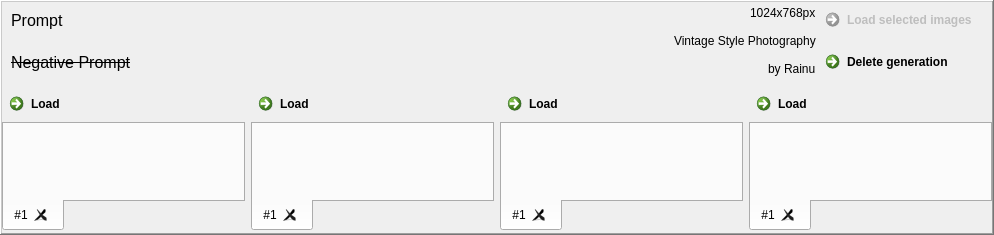
Qt form leonardo_ai/view/generation_search_item.ui (rainu/krita-leonardo-ai) before a commit.
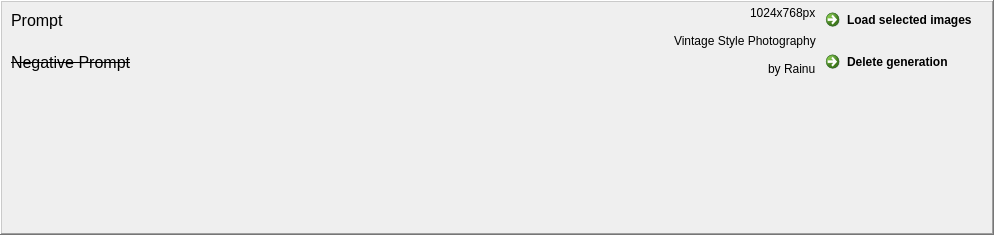
The same form after that commit. Icons and pictures are not drawn.

Commit message: generalize the generation search to enable more than 4 images per generation

The edit to the form file:
```diff
--- a/leonardo_ai/view/generation_search_item.ui
+++ b/leonardo_ai/view/generation_search_item.ui
@@ -206,9 +206,6 @@
             </property>
             <item>
              <widget class="QCommandLinkButton" name="btnLoad">
-              <property name="enabled">
-               <bool>false</bool>
-              </property>
               <property name="text">
                <string>Load selected images</string>
               </property>
@@ -253,7 +250,7 @@
         <property name="frameShadow">
          <enum>QFrame::Plain</enum>
         </property>
-        <layout class="QHBoxLayout" name="horizontalLayout_2">
+        <layout class="QGridLayout" name="gridLayout">
          <property name="leftMargin">
           <number>0</number>
          </property>
@@ -266,539 +263,9 @@
          <property name="bottomMargin">
           <number>2</number>
          </property>
-         <item>
-          <widget class="QFrame" name="frame_7">
-           <property name="frameShape">
-            <enum>QFrame::NoFrame</enum>
-           </property>
-           <property name="frameShadow">
-            <enum>QFrame::Raised</enum>
-           </property>
-           <layout class="QVBoxLayout" name="verticalLayout_6">
-            <property name="spacing">
-             <number>0</number>
-            </property>
-            <property name="leftMargin">
-             <number>0</number>
-            </property>
-            <property name="topMargin">
-             <number>0</number>
-            </property>
-            <property name="rightMargin">
-             <number>0</number>
-            </property>
-            <property name="bottomMargin">
-             <number>0</number>
-            </property>
-            <item>
-             <widget class="QFrame" name="frame_11">
-              <property name="frameShape">
-               <enum>QFrame::NoFrame</enum>
-              </property>
-              <property name="frameShadow">
-               <enum>QFrame::Raised</enum>
-              </property>
-              <layout class="QHBoxLayout" name="horizontalLayout_3">
-               <property name="leftMargin">
-                <number>0</number>
-               </property>
-               <property name="topMargin">
-                <number>0</number>
-               </property>
-               <property name="bottomMargin">
-                <number>0</number>
-               </property>
-               <item>
-                <widget class="QCommandLinkButton" name="btnGfxLoad0">
-                 <property name="text">
-                  <string>Load</string>
-                 </property>
-                 <property name="icon">
-                  <iconset theme="edit-copy"/>
-                 </property>
-                 <property name="checkable">
-                  <bool>true</bool>
-                 </property>
-                </widget>
-               </item>
-               <item>
-                <widget class="QLabel" name="lblLikeCount0">
-                 <property name="sizePolicy">
-                  <sizepolicy hsizetype="Maximum" vsizetype="Preferred">
-                   <horstretch>0</horstretch>
-                   <verstretch>0</verstretch>
-                  </sizepolicy>
-                 </property>
-                 <property name="text">
-                  <string/>
-                 </property>
-                </widget>
-               </item>
-              </layout>
-             </widget>
-            </item>
-            <item>
-             <widget class="QTabWidget" name="tabVariations0">
-              <property name="enabled">
-               <bool>true</bool>
-              </property>
-              <property name="sizePolicy">
-               <sizepolicy hsizetype="Preferred" vsizetype="Expanding">
-                <horstretch>0</horstretch>
-                <verstretch>0</verstretch>
-               </sizepolicy>
-              </property>
-              <property name="tabPosition">
-               <enum>QTabWidget::South</enum>
-              </property>
-              <property name="currentIndex">
-               <number>0</number>
-              </property>
-              <property name="tabsClosable">
-               <bool>true</bool>
-              </property>
-              <property name="movable">
-               <bool>false</bool>
-              </property>
-              <property name="tabBarAutoHide">
-               <bool>false</bool>
-              </property>
-              <widget class="QWidget" name="tab">
-               <attribute name="title">
-                <string>#1</string>
-               </attribute>
-               <layout class="QHBoxLayout" name="horizontalLayout_7">
-                <property name="spacing">
-                 <number>0</number>
-                </property>
-                <property name="leftMargin">
-                 <number>0</number>
-                </property>
-                <property name="topMargin">
-                 <number>0</number>
-                </property>
-                <property name="rightMargin">
-                 <number>0</number>
-                </property>
-                <property name="bottomMargin">
-                 <number>0</number>
-                </property>
-                <item>
-                 <widget class="QLabel" name="gfx0">
-                  <property name="sizePolicy">
-                   <sizepolicy hsizetype="Preferred" vsizetype="Expanding">
-                    <horstretch>0</horstretch>
-                    <verstretch>0</verstretch>
-                   </sizepolicy>
-                  </property>
-                  <property name="text">
-                   <string/>
-                  </property>
-                  <property name="alignment">
-                   <set>Qt::AlignCenter</set>
-                  </property>
-                 </widget>
-                </item>
-               </layout>
-              </widget>
-             </widget>
-            </item>
-           </layout>
-          </widget>
-         </item>
-         <item>
-          <widget class="QFrame" name="frame_8">
-           <property name="frameShape">
-            <enum>QFrame::NoFrame</enum>
-           </property>
-           <property name="frameShadow">
-            <enum>QFrame::Raised</enum>
-           </property>
-           <layout class="QVBoxLayout" name="verticalLayout_7">
-            <property name="spacing">
-             <number>0</number>
-            </property>
-            <property name="leftMargin">
-             <number>0</number>
-            </property>
-            <property name="topMargin">
-             <number>0</number>
-            </property>
-            <property name="rightMargin">
-             <number>0</number>
-            </property>
-            <property name="bottomMargin">
-             <number>0</number>
-            </property>
-            <item>
-             <widget class="QFrame" name="frame_12">
-              <property name="frameShape">
-               <enum>QFrame::NoFrame</enum>
-              </property>
-              <property name="frameShadow">
-               <enum>QFrame::Raised</enum>
-              </property>
-              <layout class="QHBoxLayout" name="horizontalLayout_4">
-               <property name="leftMargin">
-                <number>0</number>
-               </property>
-               <property name="topMargin">
-                <number>0</number>
-               </property>
-               <property name="bottomMargin">
-                <number>0</number>
-               </property>
-               <item>
-                <widget class="QCommandLinkButton" name="btnGfxLoad1">
-                 <property name="text">
-                  <string>Load</string>
-                 </property>
-                 <property name="icon">
-                  <iconset theme="edit-copy"/>
-                 </property>
-                 <property name="checkable">
-                  <bool>true</bool>
-                 </property>
-                </widget>
-               </item>
-               <item>
-                <widget class="QLabel" name="lblLikeCount1">
-                 <property name="sizePolicy">
-                  <sizepolicy hsizetype="Maximum" vsizetype="Preferred">
-                   <horstretch>0</horstretch>
-                   <verstretch>0</verstretch>
-                  </sizepolicy>
-                 </property>
-                 <property name="text">
-                  <string/>
-                 </property>
-                </widget>
-               </item>
-              </layout>
-             </widget>
-            </item>
-            <item>
-             <widget class="QTabWidget" name="tabVariations1">
-              <property name="sizePolicy">
-               <sizepolicy hsizetype="Preferred" vsizetype="Expanding">
-                <horstretch>0</horstretch>
-                <verstretch>0</verstretch>
-               </sizepolicy>
-              </property>
-              <property name="tabPosition">
-               <enum>QTabWidget::South</enum>
-              </property>
-              <property name="currentIndex">
-               <number>0</number>
-              </property>
-              <property name="tabsClosable">
-               <bool>true</bool>
-              </property>
-              <widget class="QWidget" name="tab_2">
-               <attribute name="title">
-                <string>#1</string>
-               </attribute>
-               <layout class="QVBoxLayout" name="verticalLayout_10">
-                <property name="spacing">
-                 <number>0</number>
-                </property>
-                <property name="leftMargin">
-                 <number>0</number>
-                </property>
-                <property name="topMargin">
-                 <number>0</number>
-                </property>
-                <property name="rightMargin">
-                 <number>0</number>
-                </property>
-                <property name="bottomMargin">
-                 <number>0</number>
-                </property>
-                <item>
-                 <widget class="QLabel" name="gfx1">
-                  <property name="sizePolicy">
-                   <sizepolicy hsizetype="Preferred" vsizetype="Expanding">
-                    <horstretch>0</horstretch>
-                    <verstretch>0</verstretch>
-                   </sizepolicy>
-                  </property>
-                  <property name="text">
-                   <string/>
-                  </property>
-                  <property name="alignment">
-                   <set>Qt::AlignCenter</set>
-                  </property>
-                 </widget>
-                </item>
-               </layout>
-              </widget>
-             </widget>
-            </item>
-           </layout>
-          </widget>
-         </item>
-         <item>
-          <widget class="QFrame" name="frame_9">
-           <property name="frameShape">
-            <enum>QFrame::NoFrame</enum>
-           </property>
-           <property name="frameShadow">
-            <enum>QFrame::Raised</enum>
-           </property>
-           <layout class="QVBoxLayout" name="verticalLayout_8">
-            <property name="spacing">
-             <number>0</number>
-            </property>
-            <property name="leftMargin">
-             <number>0</number>
-            </property>
-            <property name="topMargin">
-             <number>0</number>
-            </property>
-            <property name="rightMargin">
-             <number>0</number>
-            </property>
-            <property name="bottomMargin">
-             <number>0</number>
-            </property>
-            <item>
-             <widget class="QFrame" name="frame_13">
-              <property name="frameShape">
-               <enum>QFrame::NoFrame</enum>
-              </property>
-              <property name="frameShadow">
-               <enum>QFrame::Raised</enum>
-              </property>
-              <layout class="QHBoxLayout" name="horizontalLayout_5">
-               <property name="leftMargin">
-                <number>0</number>
-               </property>
-               <property name="topMargin">
-                <number>0</number>
-               </property>
-               <property name="bottomMargin">
-                <number>0</number>
-               </property>
-               <item>
-                <widget class="QCommandLinkButton" name="btnGfxLoad2">
-                 <property name="text">
-                  <string>Load</string>
-                 </property>
-                 <property name="icon">
-                  <iconset theme="edit-copy"/>
-                 </property>
-                 <property name="checkable">
-                  <bool>true</bool>
-                 </property>
-                </widget>
-               </item>
-               <item>
-                <widget class="QLabel" name="lblLikeCount2">
-                 <property name="sizePolicy">
-                  <sizepolicy hsizetype="Maximum" vsizetype="Preferred">
-                   <horstretch>0</horstretch>
-                   <verstretch>0</verstretch>
-                  </sizepolicy>
-                 </property>
-                 <property name="text">
-                  <string/>
-                 </property>
-                </widget>
-               </item>
-              </layout>
-             </widget>
-            </item>
-            <item>
-             <widget class="QTabWidget" name="tabVariations2">
-              <property name="sizePolicy">
-               <sizepolicy hsizetype="Preferred" vsizetype="Expanding">
-                <horstretch>0</horstretch>
-                <verstretch>0</verstretch>
-               </sizepolicy>
-              </property>
-              <property name="tabPosition">
-               <enum>QTabWidget::South</enum>
-              </property>
-              <property name="currentIndex">
-               <number>0</number>
-              </property>
-              <property name="tabsClosable">
-               <bool>true</bool>
-              </property>
-              <widget class="QWidget" name="tab_3">
-               <attribute name="title">
-                <string>#1</string>
-               </attribute>
-               <layout class="QVBoxLayout" name="verticalLayout_11">
-                <property name="spacing">
-                 <number>0</number>
-                </property>
-                <property name="leftMargin">
-                 <number>0</number>
-                </property>
-                <property name="topMargin">
-                 <number>0</number>
-                </property>
-                <property name="rightMargin">
-                 <number>0</number>
-                </property>
-                <property name="bottomMargin">
-                 <number>0</number>
-                </property>
-                <item>
-                 <widget class="QLabel" name="gfx2">
-                  <property name="sizePolicy">
-                   <sizepolicy hsizetype="Preferred" vsizetype="Expanding">
-                    <horstretch>0</horstretch>
-                    <verstretch>0</verstretch>
-                   </sizepolicy>
-                  </property>
-                  <property name="text">
-                   <string/>
-                  </property>
-                  <property name="alignment">
-                   <set>Qt::AlignCenter</set>
-                  </property>
-                 </widget>
-                </item>
-               </layout>
-              </widget>
-             </widget>
-            </item>
-           </layout>
-          </widget>
-         </item>
-         <item>
-          <widget class="QFrame" name="frame_10">
-           <property name="frameShape">
-            <enum>QFrame::NoFrame</enum>
-           </property>
-           <property name="frameShadow">
-            <enum>QFrame::Raised</enum>
-           </property>
-           <layout class="QVBoxLayout" name="verticalLayout_9">
-            <property name="spacing">
-             <number>0</number>
-            </property>
-            <property name="leftMargin">
-             <number>0</number>
-            </property>
-            <property name="topMargin">
-             <number>0</number>
-            </property>
-            <property name="rightMargin">
-             <number>0</number>
-            </property>
-            <property name="bottomMargin">
-             <number>0</number>
-            </property>
-            <item>
-             <widget class="QFrame" name="frame_14">
-              <property name="frameShape">
-               <enum>QFrame::NoFrame</enum>
-              </property>
-              <property name="frameShadow">
-               <enum>QFrame::Raised</enum>
-              </property>
-              <layout class="QHBoxLayout" name="horizontalLayout_6">
-               <property name="leftMargin">
-                <number>0</number>
-               </property>
-               <property name="topMargin">
-                <number>0</number>
-               </property>
-               <property name="bottomMargin">
-                <number>0</number>
-               </property>
-               <item>
-                <widget class="QCommandLinkButton" name="btnGfxLoad3">
-                 <property name="text">
-                  <string>Load</string>
-                 </property>
-                 <property name="icon">
-                  <iconset theme="edit-copy"/>
-                 </property>
-                 <property name="checkable">
-                  <bool>true</bool>
-                 </property>
-                </widget>
-               </item>
-               <item>
-                <widget class="QLabel" name="lblLikeCount3">
-                 <property name="sizePolicy">
-                  <sizepolicy hsizetype="Maximum" vsizetype="Preferred">
-                   <horstretch>0</horstretch>
-                   <verstretch>0</verstretch>
-                  </sizepolicy>
-                 </property>
-                 <property name="text">
-                  <string/>
-                 </property>
-                </widget>
-               </item>
-              </layout>
-             </widget>
-            </item>
-            <item>
-             <widget class="QTabWidget" name="tabVariations3">
-              <property name="sizePolicy">
-               <sizepolicy hsizetype="Preferred" vsizetype="Expanding">
-                <horstretch>0</horstretch>
-                <verstretch>0</verstretch>
-               </sizepolicy>
-              </property>
-              <property name="tabPosition">
-               <enum>QTabWidget::South</enum>
-              </property>
-              <property name="currentIndex">
-               <number>0</number>
-              </property>
-              <property name="tabsClosable">
-               <bool>true</bool>
-              </property>
-              <widget class="QWidget" name="tab_4">
-               <attribute name="title">
-                <string>#1</string>
-               </attribute>
-               <layout class="QVBoxLayout" name="verticalLayout_12">
-                <property name="spacing">
-                 <number>0</number>
-                </property>
-                <property name="leftMargin">
-                 <number>0</number>
-                </property>
-                <property name="topMargin">
-                 <number>0</number>
-                </property>
-                <property name="rightMargin">
-                 <number>0</number>
-                </property>
-                <property name="bottomMargin">
-                 <number>0</number>
-                </property>
-                <item>
-                 <widget class="QLabel" name="gfx3">
-                  <property name="sizePolicy">
-                   <sizepolicy hsizetype="Preferred" vsizetype="Expanding">
-                    <horstretch>0</horstretch>
-                    <verstretch>0</verstretch>
-                   </sizepolicy>
-                  </property>
-                  <property name="text">
-                   <string/>
-                  </property>
-                  <property name="alignment">
-                   <set>Qt::AlignCenter</set>
-                  </property>
-                 </widget>
-                </item>
-               </layout>
-              </widget>
-             </widget>
-            </item>
-           </layout>
-          </widget>
-         </item>
+         <property name="spacing">
+          <number>0</number>
+         </property>
         </layout>
        </widget>
       </item>
```
Left out of the diff: 2 changed lines with no effect on the pictures. The commit also changes 5 other files.
